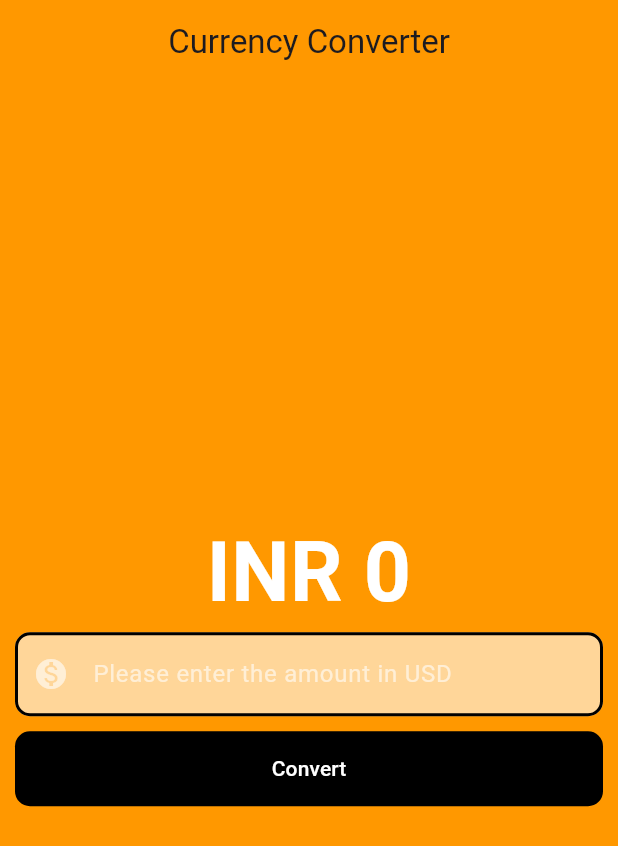
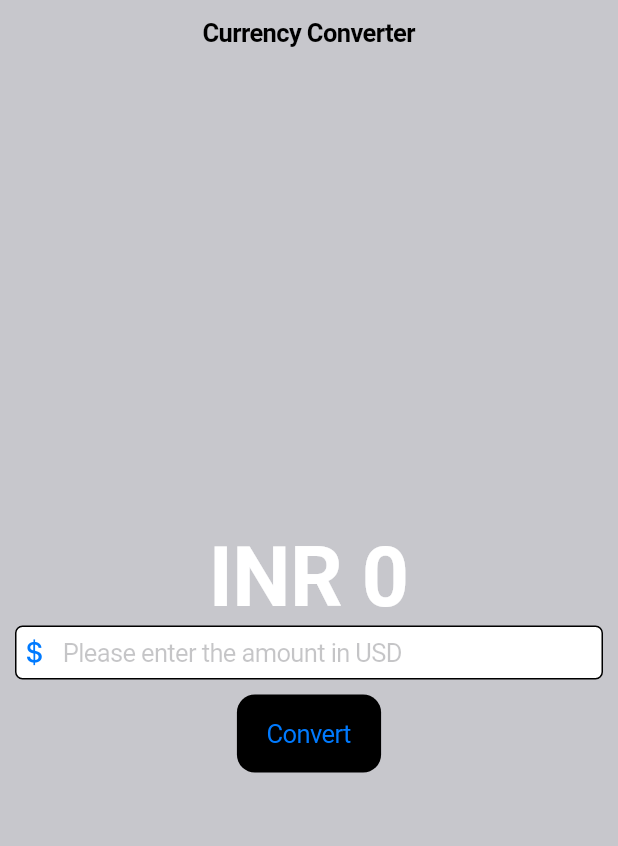
Before and after one commit to ichebadu/currency_converter, a Flutter app: the screen it shows after launch, on a phone screen of 412 x 824 dp. Shown: the top 846 px of the screen. Run offline on Flutter 3.47's test engine with Material 3 defaults, Android fonts, the phone set to English and light mode, and no system bars.

Commit message:
cupertino implementation for currency converter

```diff
--- a/lib/main.dart
+++ b/lib/main.dart
@@ -1,8 +1,10 @@
 import 'package:currency_converter/pages/currency_converter_material_page.dart';
+import 'package:currency_converter/pages/currency_converter_cupertino_page.dart';
+import 'package:flutter/cupertino.dart';
 import 'package:flutter/material.dart';
 
 void main() {
-  runApp(const MyApp());
+  runApp(const MyCupertinoApp());
 }
 
 class MyApp extends StatelessWidget {
@@ -11,7 +13,17 @@ class MyApp extends StatelessWidget {
   @override
   Widget build(BuildContext context) {
     return const MaterialApp(
-      debugShowCheckedModeBanner: false,
+        debugShowCheckedModeBanner: false,
         home: CurrencyConverterMaterialPage());
   }
 }
+  class MyCupertinoApp extends StatelessWidget {
+    const MyCupertinoApp ({super.key});
+
+    @override
+    Widget build(BuildContext context){
+      return const CupertinoApp(
+        home: CurrencyConverterCupertinoPage(),
+      );
+    }
+}
--- a/lib/pages/currency_converter_cupertino_page.dart
+++ b/lib/pages/currency_converter_cupertino_page.dart
@@ -8,8 +8,62 @@ class CurrencyConverterCupertinoPage extends StatefulWidget {
 }
 
 class _CurrencyConverterCupertinoPageState extends State<CurrencyConverterCupertinoPage> {
+  final TextEditingController textEditingController = TextEditingController();
+  double result = 0;
+
+
+  void convert() {
+    setState(() {
+      result = double.parse(textEditingController.text) * 100;
+    });
+  }
   @override
   Widget build(BuildContext context) {
-    return const Placeholder();
+
+    return CupertinoPageScaffold(
+      backgroundColor: CupertinoColors.systemGrey3,
+      navigationBar: const CupertinoNavigationBar(
+        backgroundColor:  CupertinoColors.systemGrey3,
+        middle: Text("Currency Converter"),
+      ),
+      child: Center(
+        child: Padding(
+          padding: const EdgeInsets.all(10.0),
+          child: Column(
+            mainAxisAlignment: MainAxisAlignment.center,
+            children: [
+              Text(
+                'INR ${result != 0 ? result.toStringAsFixed(2) : result
+                    .toStringAsFixed(0)}',
+                style: const TextStyle(
+                  fontSize: 55,
+                  fontWeight: FontWeight.bold,
+                  color: Color.fromARGB(255, 255, 255, 255),
+                ),
+              ),
+              CupertinoTextField(
+                controller: textEditingController,
+                style: const TextStyle(color: CupertinoColors.black),
+                decoration: BoxDecoration(
+                  color: CupertinoColors.white,
+                  border: Border.all(),
+                  borderRadius: BorderRadius.circular(5)
+                ),
+                placeholder: "Please enter the amount in USD",
+                prefix: const  Icon(CupertinoIcons.money_dollar),
+                keyboardType: const TextInputType.numberWithOptions(
+                    decimal: true, signed: true),
+              ),
+              const SizedBox(height: 10),
+              CupertinoButton(
+                onPressed: convert,
+                color: CupertinoColors.black,
+                child: const Text('Convert'),
+              ),
+            ],
+          ),
+        ),
+      ),
+    );
   }
 }
```
